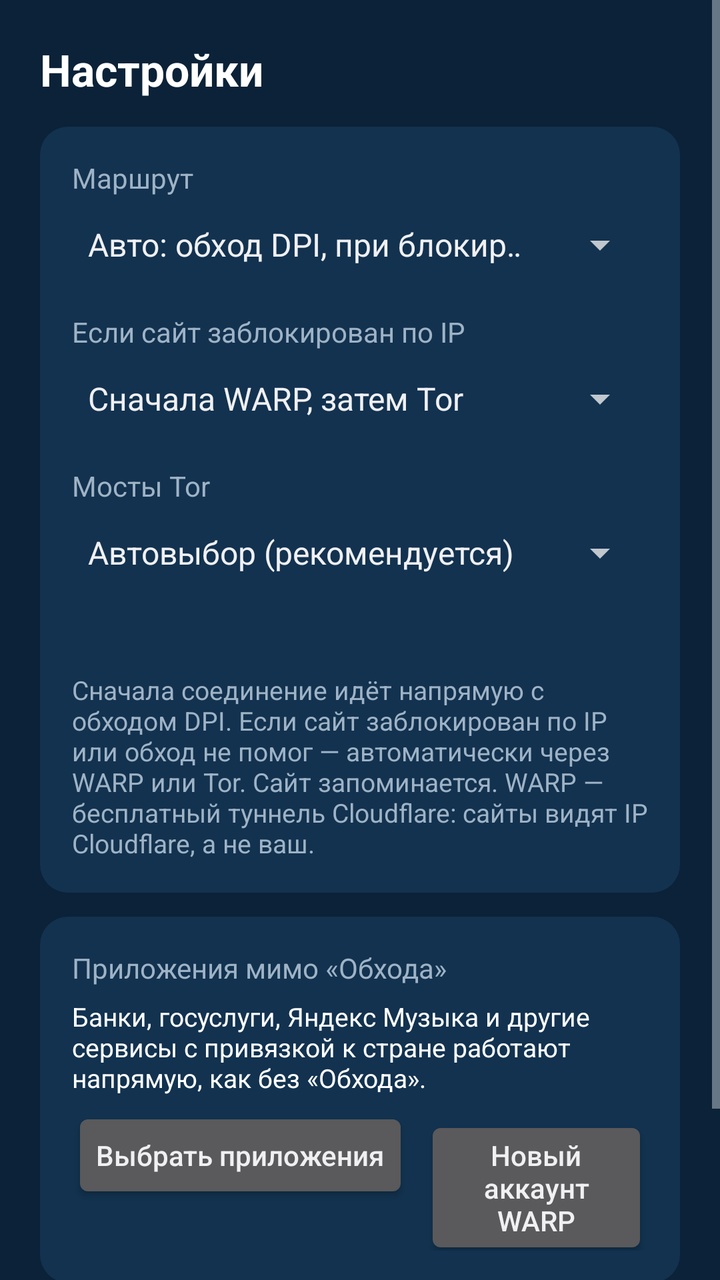
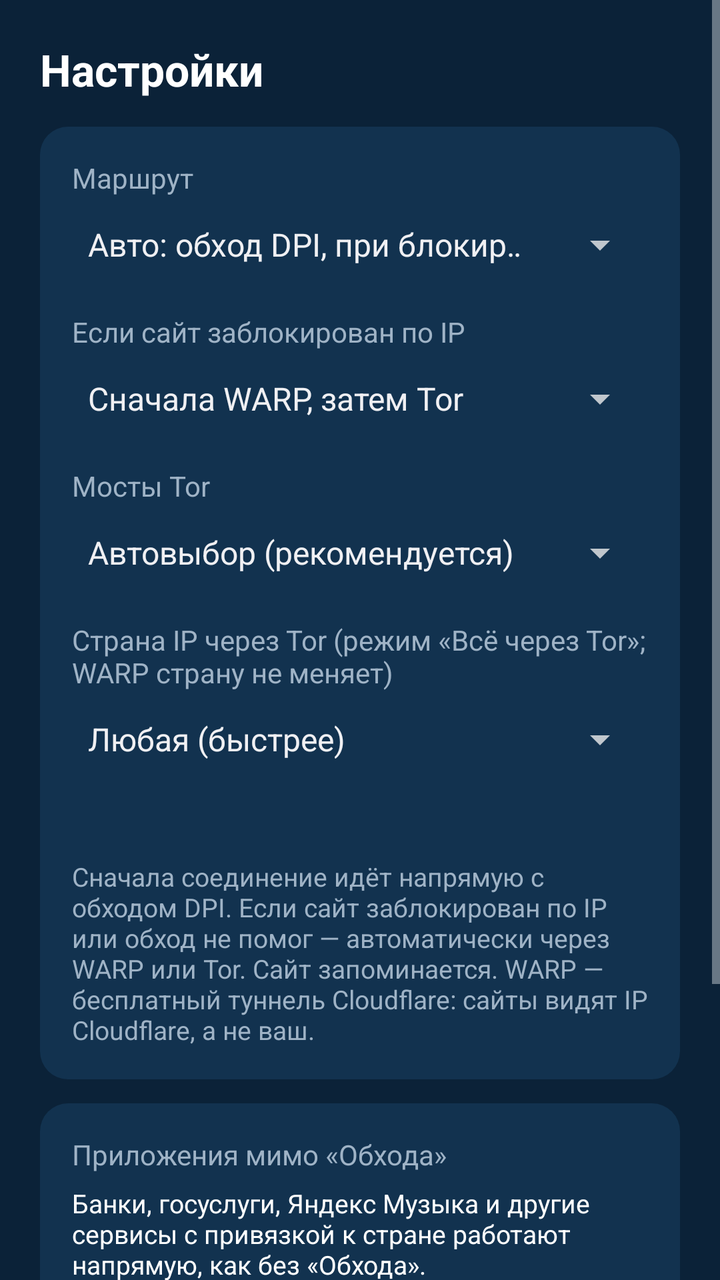

Screens rendered from an Android XML layout before and after an edit, with the pre-edit source and the edit as a unified diff.
<!-- AndroidManifest.xml: application theme AppTheme -->
<!-- res/layout/activity_settings.xml -->
<?xml version="1.0" encoding="utf-8"?>
<ScrollView xmlns:android="http://schemas.android.com/apk/res/android"
    android:layout_width="match_parent"
    android:layout_height="match_parent"
    android:fillViewport="true">

    <LinearLayout
        android:layout_width="match_parent"
        android:layout_height="wrap_content"
        android:orientation="vertical"
        android:padding="20dp">

        <TextView
            android:layout_width="wrap_content"
            android:layout_height="wrap_content"
            android:text="@string/settings"
            android:textColor="#FFFFFF"
            android:textSize="22sp"
            android:textStyle="bold" />

        <LinearLayout
            android:layout_width="match_parent"
            android:layout_height="wrap_content"
            android:layout_marginTop="14dp"
            android:background="@drawable/card"
            android:orientation="vertical"
            android:padding="16dp">

            <TextView
                android:layout_width="wrap_content"
                android:layout_height="wrap_content"
                android:text="@string/route_label"
                android:textColor="@color/muted" />

            <Spinner
                android:id="@+id/route"
                android:layout_width="match_parent"
                android:layout_height="wrap_content"
                android:entries="@array/route_names"
                android:focusable="true"
                android:minHeight="48dp" />

            <TextView
                android:id="@+id/heavyLabel"
                android:layout_width="wrap_content"
                android:layout_height="wrap_content"
                android:layout_marginTop="10dp"
                android:text="@string/heavy_label"
                android:textColor="@color/muted" />

            <Spinner
                android:id="@+id/heavy"
                android:layout_width="match_parent"
                android:layout_height="wrap_content"
                android:entries="@array/heavy_names"
                android:focusable="true"
                android:minHeight="48dp" />

            <TextView
                android:id="@+id/bridgesLabel"
                android:layout_width="wrap_content"
                android:layout_height="wrap_content"
                android:layout_marginTop="10dp"
                android:text="@string/bridges_label"
                android:textColor="@color/muted" />

            <Spinner
                android:id="@+id/bridges"
                android:layout_width="match_parent"
                android:layout_height="wrap_content"
                android:entries="@array/bridge_names"
                android:focusable="true"
                android:minHeight="48dp" />

            <LinearLayout
                android:id="@+id/customBox"
                android:layout_width="match_parent"
                android:layout_height="wrap_content"
                android:orientation="vertical"
                android:visibility="gone">

                <EditText
                    android:id="@+id/custom"
                    android:layout_width="match_parent"
                    android:layout_height="wrap_content"
                    android:gravity="top"
                    android:hint="@string/custom_hint"
                    android:inputType="textMultiLine|textNoSuggestions"
                    android:minLines="3"
                    android:textSize="12sp"
                    android:typeface="monospace" />

                <Button
                    android:id="@+id/saveCustom"
                    android:layout_width="wrap_content"
                    android:layout_height="wrap_content"
                    android:text="@string/save"
                    android:textAllCaps="false" />
            </LinearLayout>

            <TextView
                android:id="@+id/torLine"
                android:layout_width="match_parent"
                android:layout_height="wrap_content"
                android:layout_marginTop="8dp"
                android:textColor="@color/muted"
                android:textSize="13sp" />

            <TextView
                android:layout_width="match_parent"
                android:layout_height="wrap_content"
                android:layout_marginTop="10dp"
                android:text="@string/hint"
                android:textColor="@color/muted"
                android:textSize="13sp" />
        </LinearLayout>

        <LinearLayout
            android:layout_width="match_parent"
            android:layout_height="wrap_content"
            android:layout_marginTop="12dp"
            android:background="@drawable/card"
            android:orientation="vertical"
            android:padding="16dp">

            <TextView
                android:layout_width="wrap_content"
                android:layout_height="wrap_content"
                android:text="@string/apps_label"
                android:textColor="@color/muted" />

            <TextView
                android:id="@+id/appsInfo"
                android:layout_width="match_parent"
                android:layout_height="wrap_content"
                android:layout_marginTop="6dp"
                android:text="@string/apps_hint"
                android:textColor="#FFFFFF"
                android:textSize="13sp" />

            <LinearLayout
                android:layout_width="match_parent"
                android:layout_height="wrap_content"
                android:layout_marginTop="6dp"
                android:orientation="horizontal">

                <Button
                    android:id="@+id/apps"
                    android:layout_width="wrap_content"
                    android:layout_height="wrap_content"
                    android:text="@string/apps_button"
                    android:textAllCaps="false" />

                <Button
                    android:id="@+id/warpReset"
                    android:layout_width="wrap_content"
                    android:layout_height="wrap_content"
                    android:layout_marginStart="8dp"
                    android:text="@string/warp_reset"
                    android:textAllCaps="false" />
            </LinearLayout>
        </LinearLayout>

        <LinearLayout
            android:layout_width="match_parent"
            android:layout_height="wrap_content"
            android:layout_marginTop="12dp"
            android:background="@drawable/card"
            android:orientation="vertical"
            android:padding="16dp">

            <TextView
                android:layout_width="wrap_content"
                android:layout_height="wrap_content"
                android:text="@string/log_label"
                android:textColor="@color/muted" />

            <TextView
                android:id="@+id/log"
                android:layout_width="match_parent"
                android:layout_height="wrap_content"
                android:focusable="true"
                android:textColor="#C8CDD3"
                android:textIsSelectable="true"
                android:textSize="11sp"
                android:typeface="monospace" />
        </LinearLayout>
    </LinearLayout>
</ScrollView>
<!-- resources referenced by this layout -->
<resources>
  <string-array name="bridge_names">
          <item>Автовыбор (рекомендуется)</item>
          <item>Snowflake</item>
          <item>obfs4</item>
          <item>meek (Azure)</item>
          <item>Свои мосты</item>
          <item>Без мостов</item>
      </string-array>
  <string-array name="heavy_names">
          <item>Сначала WARP, затем Tor</item>
          <item>Только WARP</item>
          <item>Только Tor</item>
      </string-array>
  <string-array name="route_names">
          <item>Авто: обход DPI, при блокировке — WARP/Tor</item>
          <item>Только обход DPI</item>
          <item>Всё через WARP (смена IP)</item>
          <item>Всё через Tor</item>
      </string-array>
  <color name="muted">#9FB3C6</color>
  <!-- drawable card (drawable) -->
  <?xml version="1.0" encoding="utf-8"?>
  <shape xmlns:android="http://schemas.android.com/apk/res/android" android:shape="rectangle">
      <solid android:color="@color/card" />
      <corners android:radius="14dp" />
  </shape>
  <string name="apps_button">Выбрать приложения</string>
  <string name="apps_hint">Банки, госуслуги, Яндекс Музыка и другие сервисы с привязкой к стране работают напрямую, как без «Обхода».</string>
  <string name="apps_label">Приложения мимо «Обхода»</string>
  <string name="bridges_label">Мосты Tor</string>
  <string name="custom_hint">Свои мосты obfs4 или webtunnel, по одной строке. Получить: Telegram-бот @GetBridgesBot</string>
  <string name="heavy_label">Если сайт заблокирован по IP</string>
  <string name="hint">Сначала соединение идёт напрямую с обходом DPI. Если сайт заблокирован по IP или обход не помог — автоматически через WARP или Tor. Сайт запоминается. WARP — бесплатный туннель Cloudflare: сайты видят IP Cloudflare, а не ваш.</string>
  <string name="log_label">Журнал</string>
  <string name="route_label">Маршрут</string>
  <string name="save">Сохранить</string>
  <string name="settings">Настройки</string>
  <string name="warp_reset">Новый аккаунт WARP</string>
  <style name="AppTheme" parent="android:Theme.DeviceDefault">
          <item name="android:windowBackground">@color/bg</item>
          <item name="android:colorAccent">@color/accent</item>
      </style>
  <color name="card">#12324F</color>
  <color name="bg">#0B2238</color>
  <color name="accent">#2CB88B</color>
</resources>

<!-- the commit's change to res/layout/activity_settings.xml (unified diff, before → after) -->
@@ -69,6 +69,22 @@
                 android:layout_width="match_parent"
                 android:layout_height="wrap_content"
                 android:entries="@array/bridge_names"
+                android:focusable="true"
+                android:minHeight="48dp" />
+
+            <TextView
+                android:id="@+id/countryLabel"
+                android:layout_width="wrap_content"
+                android:layout_height="wrap_content"
+                android:layout_marginTop="10dp"
+                android:text="@string/country_label"
+                android:textColor="@color/muted" />
+
+            <Spinner
+                android:id="@+id/country"
+                android:layout_width="match_parent"
+                android:layout_height="wrap_content"
+                android:entries="@array/country_names"
                 android:focusable="true"
                 android:minHeight="48dp" />
 
<!-- resource entries referenced after the edit -->
@@ -7,6 +7,21 @@
           <item>meek (Azure)</item>
           <item>Свои мосты</item>
           <item>Без мостов</item>
+      </string-array>
+  <string-array name="country_names">
+          <item>Любая (быстрее)</item>
+          <item>Германия</item>
+          <item>Нидерланды</item>
+          <item>Финляндия</item>
+          <item>Швеция</item>
+          <item>Швейцария</item>
+          <item>Австрия</item>
+          <item>Франция</item>
+          <item>Польша</item>
+          <item>Румыния</item>
+          <item>Великобритания</item>
+          <item>США</item>
+          <item>Канада</item>
       </string-array>
   <string-array name="heavy_names">
           <item>Сначала WARP, затем Tor</item>
@@ -30,6 +45,7 @@
   <string name="apps_hint">Банки, госуслуги, Яндекс Музыка и другие сервисы с привязкой к стране работают напрямую, как без «Обхода».</string>
   <string name="apps_label">Приложения мимо «Обхода»</string>
   <string name="bridges_label">Мосты Tor</string>
+  <string name="country_label">Страна IP через Tor (режим «Всё через Tor»; WARP страну не меняет)</string>
   <string name="custom_hint">Свои мосты obfs4 или webtunnel, по одной строке. Получить: Telegram-бот @GetBridgesBot</string>
   <string name="heavy_label">Если сайт заблокирован по IP</string>
   <string name="hint">Сначала соединение идёт напрямую с обходом DPI. Если сайт заблокирован по IP или обход не помог — автоматически через WARP или Tor. Сайт запоминается. WARP — бесплатный туннель Cloudflare: сайты видят IP Cloudflare, а не ваш.</string>
